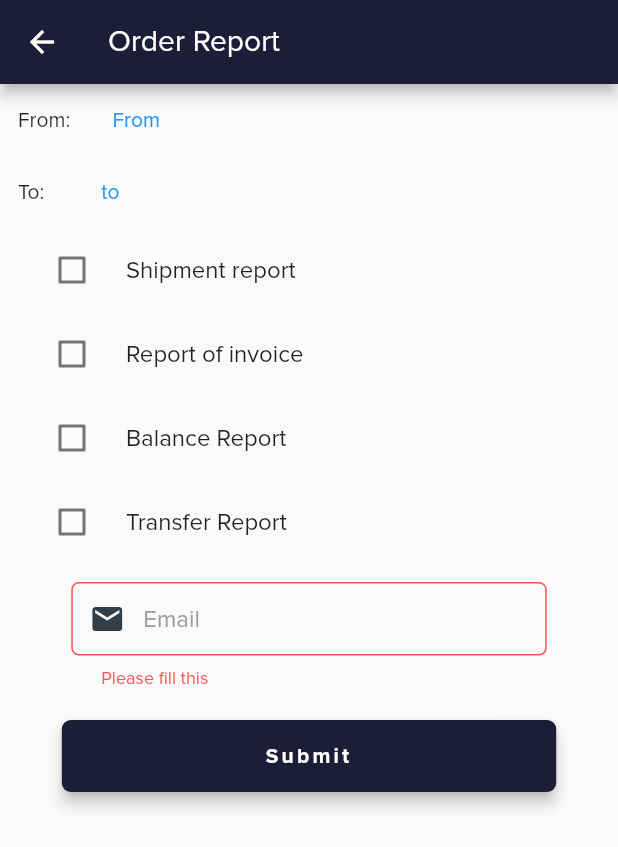
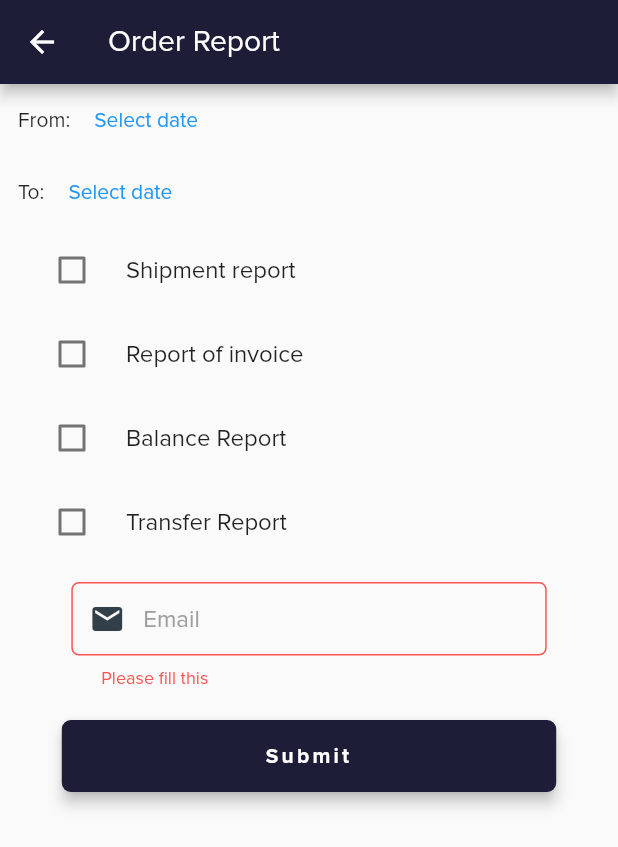
Before and after one commit to asheersaeed720/logistic_app, a Flutter app: the OrdersReportsScreen screen opened by its route, after a tap on "Submit", on a phone screen of 412 x 824 dp. Shown: the top 847 px of the screen. Run offline on Flutter 3.47's test engine with Material 2 defaults, Android fonts, the phone set to English and light mode, and no system bars; our stand-ins replace dio, dropdown_search, flushbar, flutter_datetime_picker, flutter_html, flutter_phoenix and 4 more; missing offline and left inert: clipboard; accounts and stored records are empty.

Commit message:
fix some some bugs

```diff
--- a/lib/models/balance.dart
+++ b/lib/models/balance.dart
@@ -8,13 +8,14 @@ class Balance {
 
   String balance;
   String pending;
-  DateTime lastTransaction;
+  var lastTransaction;
   List<Transaction> transactions;
 
   factory Balance.fromJson(Map<String, dynamic> json) => Balance(
         balance: json["balance"],
         pending: json["pending"],
-        lastTransaction: DateTime.parse(json["last_transaction"]),
+        // lastTransaction: DateTime.parse(json["last_transaction"]),
+        lastTransaction: json["last_transaction"],
         transactions: List<Transaction>.from(
             json["transactions"].map((i) => Transaction.fromJson(i))),
       );
--- a/lib/providers/order_provider.dart
+++ b/lib/providers/order_provider.dart
@@ -179,10 +179,11 @@ class OrderProvider with ChangeNotifier {
     print(isReceiverAddressSave);
   }
 
-  String _calculatedDeliveryCost;
-  String get calculatedDeliveryCost => _calculatedDeliveryCost;
-  set calculatedDeliveryCost(String val) {
-    _calculatedDeliveryCost = val;
+  double _calculatedDeliveryCost;
+  double get calculatedDeliveryCost => _calculatedDeliveryCost;
+  set calculatedDeliveryCost(double val) {
+    var calculatePackageAmount = packageCheckedValue == true ? val + 5 : val;
+    _calculatedDeliveryCost = calculatePackageAmount;
     notifyListeners();
   }
 
@@ -274,42 +275,7 @@ class OrderProvider with ChangeNotifier {
         fontSize: 16.0,
       );
       print(response['user']['data']);
-      // Navigator.pushAndRemoveUntil(
-      //   context,
-      //   MaterialPageRoute(
-      //       builder: (context) => OrderSuccess(
-      //             orderId: response['user']['data']['order_user_id'],
-      //             // SENDER DETAILS
-      //             senderName: response['user']['data']['order_sender_name'],
-      //             senderCity: response['user']['data']['order_sender_city'],
-      //             senderAddress: response['user']['data']
-      //                 ['order_sender_address'],
-      //             senderDistrict: response['user']['data']
-      //                 ['order_sender_district'],
-      //             senderContact: response['user']['data']
-      //                 ['order_sender_contact'],
-      //             // RECEIVER DETAILS
-      //             receiverName: response['user']['data']['order_reciever_name'],
-      //             receiverCity: response['user']['data']['order_reciever_city'],
-      //             receiverAddress: response['user']['data']
-      //                 ['order_reciever_address'],
-      //             receiverDistrict: response['user']['data']
-      //                 ['order_reciever_district'],
-      //             receiverContact: response['user']['data']
-      //                 ['order_reciever_contact'],
-      //             // EXTRA DETAILS
-      //             collectionCash: response['user']['data']
-      //                 ['order_collection_cash'],
-      //             packageCheckedValue: response['user']['data']
-      //                 ['order_packaging'],
-      //             fragileCheckedValue: response['user']['data']
-      //                 ['order_fragile'],
-      //             selectedTime: response['user']['data']['order_pickup_time'],
-      //             orderPayer: response['user']['data']['order_payer'],
-      //             refNo: response['user']['data']['order_ref_no'],
-      //           )),
-      //   (Route<dynamic> route) => false,
-      // );
+
       Navigator.of(context).pushReplacementNamed(
         OrderSuccess.routeName,
         arguments: {
--- a/lib/screens/cod_amount_screen.dart
+++ b/lib/screens/cod_amount_screen.dart
@@ -12,8 +12,6 @@ class CODAmountScreen extends StatefulWidget {
 }
 
 class _CODAmountScreenState extends State<CODAmountScreen> {
-  final DateTime now = DateTime.now();
-
   @override
   Widget build(BuildContext context) {
     final userPvd = Provider.of<UserProvider>(context);
--- a/lib/screens/order/add_order/add_order_screen.dart
+++ b/lib/screens/order/add_order/add_order_screen.dart
@@ -54,7 +54,6 @@ class _AddOrderScreenState extends State<AddOrderScreen> {
                         padding: EdgeInsets.symmetric(horizontal: 8),
                         child: Text(
                           "Delivery outside Riyadh \n                 ${deliveryCost['delivery_cost']}",
-                          style: TextStyle(fontSize: 16),
                         ),
                       ),
                       Container(
@@ -66,7 +65,6 @@ class _AddOrderScreenState extends State<AddOrderScreen> {
                         padding: EdgeInsets.symmetric(horizontal: 9),
                         child: Text(
                           "Delivery inside Riyadh \n                 ${deliveryCost['delivery_cost_inside']}",
-                          style: TextStyle(fontSize: 16),
                         ),
                       ),
                     ],
--- a/lib/screens/user_account/orders_reports_screen.dart
+++ b/lib/screens/user_account/orders_reports_screen.dart
@@ -6,23 +6,29 @@ import 'package:hani_almutairi_logistic/providers/order_provider.dart';
 import 'package:hani_almutairi_logistic/utils/input_decoration.dart';
 import 'package:provider/provider.dart';
 
-class OrdersReportsScreen extends StatelessWidget {
+class OrdersReportsScreen extends StatefulWidget {
   static const String routeName = '/orders-reports';
 
-//   reports
-// from: date picker
-// to  : date picker
-// checkbox:
-// 1. shipment report
-// 2. report of invoice
-// 3. balance report
-// 4. transfer report
-// text feild email
-// btn
+  @override
+  _OrdersReportsScreenState createState() => _OrdersReportsScreenState();
+}
 
+class _OrdersReportsScreenState extends State<OrdersReportsScreen> {
   final _formKey = new GlobalKey<FormState>();
 
   OrderReport _orderReport = OrderReport();
+
+  void confirmFromDate(date) {
+    setState(() {
+      _orderReport.fromDate = date;
+    });
+  }
+
+  void confirmToDate(date) {
+    setState(() {
+      _orderReport.toDate = date;
+    });
+  }
 
   @override
   Widget build(BuildContext context) {
@@ -129,14 +135,18 @@ class OrdersReportsScreen extends StatelessWidget {
                           print('change $date');
                         }, onConfirm: (date) {
                           print('confirm $date');
-                          _orderReport.fromDate = date;
+                          confirmFromDate(date);
                         }, currentTime: DateTime.now(), locale: LocaleType.en);
                       },
                       child: Text(
-                        'From',
+                        'Select date',
                         style: TextStyle(color: Colors.blue),
                       ),
                     ),
+                    _orderReport.fromDate == null
+                        ? Text('')
+                        : Text(
+                            '${_orderReport.fromDate.year}-${_orderReport.fromDate.month}-${_orderReport.fromDate.day}'),
                   ],
                 ),
                 Row(
@@ -151,14 +161,18 @@ class OrdersReportsScreen extends StatelessWidget {
                           print('change $date');
                         }, onConfirm: (date) {
                           print('confirm $date');
-                          _orderReport.toDate = date;
+                          confirmToDate(date);
                         }, currentTime: DateTime.now(), locale: LocaleType.en);
                       },
                       child: Text(
-                        'to',
+                        'Select date',
                         style: TextStyle(color: Colors.blue),
                       ),
                     ),
+                    _orderReport.toDate == null
+                        ? Text('')
+                        : Text(
+                            '${_orderReport.toDate.year}-${_orderReport.toDate.month}-${_orderReport.toDate.day}'),
                   ],
                 ),
                 shipmentReport,
--- a/lib/utils/web_api.dart
+++ b/lib/utils/web_api.dart
@@ -47,6 +47,8 @@ class WebApi {
   static const String withDrawAmountURL = baseURL + '/Users/withdraw';
 
   static const String reportOrderURL = baseURL + '/reports/report';
+
+  static const String getCouponCodeURL = baseURL + '/Coupon/coupon/data';
 }
 
 // TEST LOGIN CREDENTIAL
```
Also changed, not shown: lib/screens/order/add_order/forms/form_two_widget.dart (+8 -51 lines), lib/screens/order/order_success_screen.dart (+6 -2 lines), lib/services/user_service.dart (+4 -4 lines), pubspec.lock.
